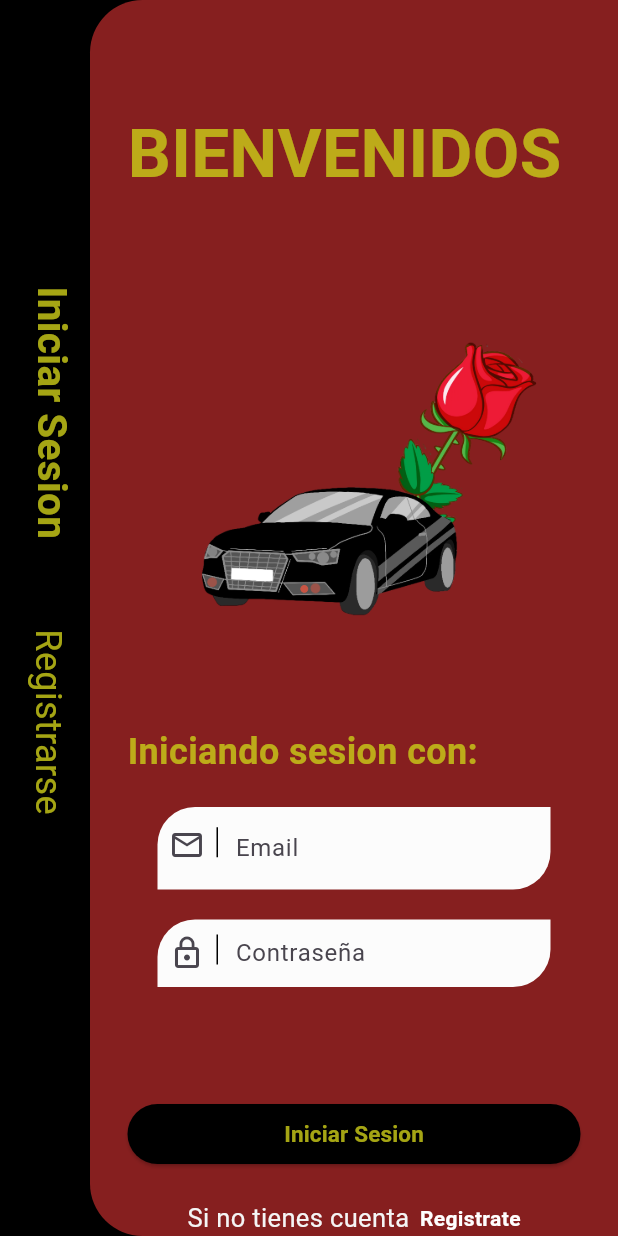
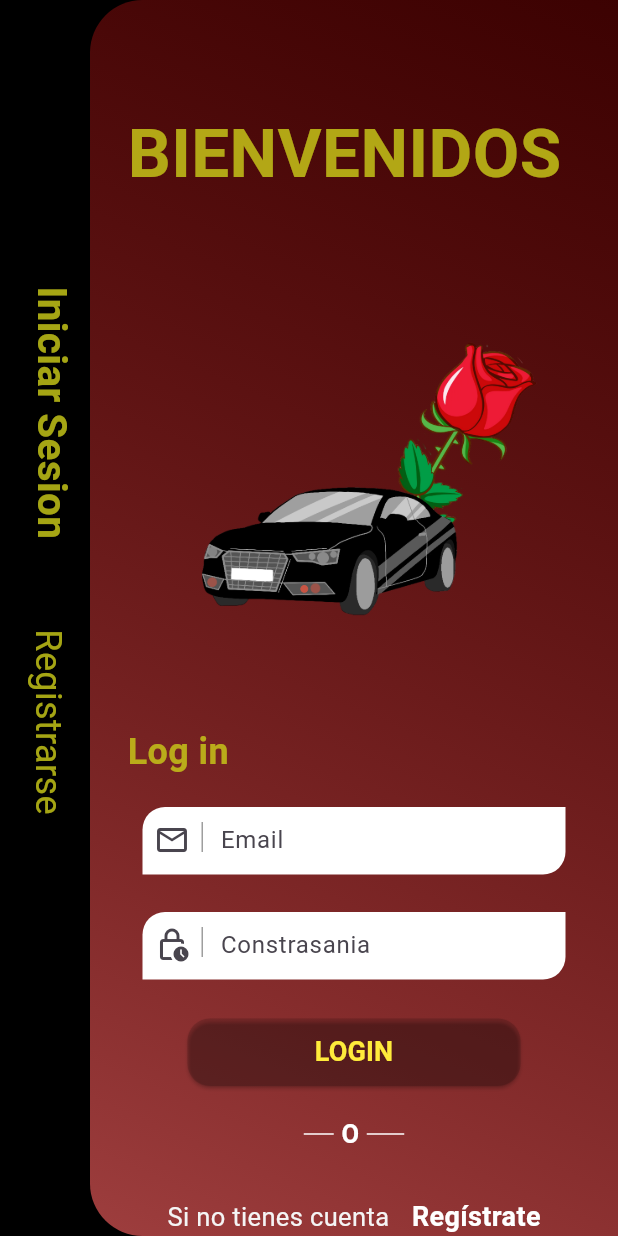
Before and after one commit to VICO3030/LaRosa, a Flutter app: the screen it shows after launch, on a phone screen of 412 x 824 dp. Run offline on Flutter 3.47's test engine with Material 3 defaults, Android fonts, the phone set to English and light mode, and no system bars.

Commit message:
"Comit 1.2"

```diff
--- a/lib/main.dart
+++ b/lib/main.dart
@@ -1,6 +1,7 @@
 import 'package:flutter/material.dart';
 import 'package:indriver_rosa/src/presentation/pages/auth/login/LoginContent.dart';
 import 'package:indriver_rosa/src/presentation/pages/auth/login/LoginPage.dart';
+import 'package:indriver_rosa/src/presentation/pages/auth/register/RegisterPage.dart';
 
 void main() {
   runApp(const MyApp());
@@ -18,7 +19,15 @@ class MyApp extends StatelessWidget { // CLASE PRINCIPAL
         colorScheme: ColorScheme.fromSeed(seedColor: Colors.deepPurple),
         useMaterial3: true,
       ),
-      home: const Loginpage(),
+
+      //para iniciar el principal ruta que va abrir
+      initialRoute: 'login',
+      routes: {
+        'login':(BuildContext  context) => Loginpage(),
+        'register':(BuildContext  context) => RegisterPage(),
+
+      },
+
     );
   }
 }
--- a/lib/src/presentation/pages/auth/login/LoginContent.dart
+++ b/lib/src/presentation/pages/auth/login/LoginContent.dart
@@ -1,11 +1,14 @@
 import 'package:flutter/material.dart';
+import 'package:indriver_rosa/src/presentation/widgets/DefaultButton.dart';
+import 'package:indriver_rosa/src/presentation/widgets/DefaultTextField.dart';
 
 class LoginContent extends StatelessWidget {
   const LoginContent({super.key});
 
  @override
 Widget build(BuildContext context) {
-    return Stack(
+  return Scaffold( // Aseguramos que haya un Scaffold que proporcione un contexto de Material
+    body: Stack(
       children: [
         Container(
           height: MediaQuery.of(context).size.height,
@@ -13,51 +16,38 @@ class LoginContent extends StatelessWidget {
           color: const Color.fromARGB(255, 0, 0, 0),
           padding: EdgeInsets.only(left: 15),
           child: Column(
-            crossAxisAlignment: CrossAxisAlignment.start, //horizontal
-            mainAxisAlignment: MainAxisAlignment.center,  //vertical
+            crossAxisAlignment: CrossAxisAlignment.start,
+            mainAxisAlignment: MainAxisAlignment.center,
             children: [
-              RotatedBox(
-                quarterTurns: 1,
-                child: Text(
-                  'Iniciar Sesion',
-                  style: TextStyle(
-                    color: const Color.fromARGB(211, 200, 200, 24),
-                    fontSize: 27,
-                    fontWeight: FontWeight.bold
-                  ),
-                ),
-              ),
+              _textLoginRotated(),
               SizedBox(height: 60),
-              RotatedBox(
-                quarterTurns: 1,
-                child: Text(
-                  'Registrarse',
-                  style: TextStyle(
-                    color: const Color.fromARGB(211, 200, 200, 24),
-                    fontSize: 24
-                  ),
-                ),
-              ),
+              _textRegisterRotated(context),
               SizedBox(height: 90),
             ],
           ),
         ),
         Container(
-          //height: MediaQuery.of(context).size.height*0.93,
-          //width: MediaQuery.of(context).size.width*0.8,
           margin: EdgeInsets.only(left: 60),
           decoration: BoxDecoration(
-            color: const Color.fromARGB(192, 178, 41, 41),
-            borderRadius: BorderRadius.only(topLeft: Radius.circular(35), bottomLeft: Radius.circular(35))
+            gradient: LinearGradient(
+              begin: Alignment.topRight,
+              end: Alignment.bottomLeft,
+              colors: [
+                Color.fromARGB(137, 112, 3, 3),
+                Color.fromARGB(255, 158, 62, 62),
+              ],
+            ),
+            borderRadius: BorderRadius.only(
+              topLeft: Radius.circular(35),
+              bottomLeft: Radius.circular(35)
+            ),
           ),
           child: Container(
             margin: EdgeInsets.only(left: 25, right: 25),
             child: Column(
               crossAxisAlignment: CrossAxisAlignment.start,
               children: [
-                //EL WELCOME DE LA PANTALLA
                 SizedBox(height: 70),
-                  //EL BACK.... DE LA PANTALLA
                 Text(
                   'BIENVENIDOS',
                   style: TextStyle(
@@ -74,124 +64,136 @@ class LoginContent extends StatelessWidget {
                     height: 350,
                   ),
                 ),
-                //EL LOG IN DE LA PANTALLA
                 Text(
-                  'Iniciando sesion con:',
+                  'Log in',
                   style: TextStyle(
                     fontSize: 24,
                     color: const Color.fromARGB(211, 200, 200, 24),
                     fontWeight: FontWeight.bold
                   ),
                 ),
-                Container(
-                  height: 55,
-                  margin: EdgeInsets.only(top: 20, left: 20, right: 20),
-                  decoration: BoxDecoration(
-                    color: const Color.fromARGB(255, 252, 252, 252),
-                    borderRadius: BorderRadius.only(
-                      topLeft: Radius.circular(25),
-                      bottomRight: Radius.circular(25),
+                 DefaultTextField
+               (
+                text: 'Email',
+               icon: Icons.email_outlined,
+               margin: EdgeInsets.only(top:20, left: 10 , right: 10)
+
+               ),
+               DefaultTextField
+               (text: 'Constrasania',
+                icon: Icons.lock_clock_outlined,
+                 margin: EdgeInsets.only(top:25, left: 10 , right: 10),
+
                 )
+                ,
+                Spacer(),
+                DefaultButton(
+                  text: 'LOGIN',
+                  color: const Color.fromARGB(31, 0, 0, 0),
+                  textColor: Colors.yellow,
+                  onPressed: () {},
                 ),
-                    child: TextFormField(
-                      decoration: InputDecoration(
-                        label: Text('Email'),
-                        border: InputBorder.none,
-                        prefixIcon: Container(
-                          margin: EdgeInsets.only(top: 10),
-                          child: Wrap(
-                            alignment: WrapAlignment.spaceEvenly,
-                            children: [
-                              Icon(
-                                Icons.email_outlined
-                              ),
-                              Container(
-                                height: 20,
-                                width: 1,
-                                color: Colors.black,
-                              )
-                            ]
-                          ),
-                        )
+                _NotienesCuenta(),
+
+                SizedBox(height: 30),
+                _textDontHaveAccount(context),
+              ],
             ),
           ),
         ),
+      ],
+    ),
+  );
+}
+
+Widget _NotienesCuenta(){
+  return  Row(
+    mainAxisAlignment: MainAxisAlignment.center,
+    children: [
       Container(
-                    height: 45,
-                    margin: EdgeInsets.only(top: 20, left: 20, right: 20),
-                    decoration: BoxDecoration(
-                      color: const Color.fromARGB(255, 252, 252, 252),
-                      borderRadius: BorderRadius.only(
-                        topLeft: Radius.circular(25),
-                        bottomRight: Radius.circular(25),
-                      )
+        width: 20,
+        height: 1,
+        color: Colors.white,
+        margin: EdgeInsets.only(right: 5),
       ),
-                    child: TextFormField(
-                      decoration: InputDecoration(
-                        label: Text('Contraseña'),
-                        border: InputBorder.none,
-                        prefixIcon: Container(
-                          margin: EdgeInsets.only(top: 10),
-                          child: Wrap(
-                            alignment: WrapAlignment.spaceEvenly,
-                            children: [
-                              Icon(
-                                Icons.lock_outline
+      Text(
+        'O',
+        style: TextStyle(
+          color: Colors.white,
+          fontWeight: FontWeight.bold,
+          fontSize: 17,
+        ),
       ),
       Container(
-                                height: 20,
-                                width: 1,
-                                color: Colors.black,
-                              )
-                            ]
+        width: 25,
+        height: 1,
+        color: Colors.white,
+        margin: EdgeInsets.only(left: 5),
       ),
-                        )
-                      ),
-                    ),
-                  ),
-                  //BOTON DE INICIAR SESION
-                  Spacer(),
-                  Container(
-                    width: MediaQuery.of(context).size.width,
-                    //alignment: Alignment.center,
-                    margin: EdgeInsets.only(bottom: 20),
-                    child: ElevatedButton(
-                      onPressed: () {},
-                      style: ElevatedButton.styleFrom(
-                        backgroundColor: const Color.fromARGB(255, 0, 0, 0)
-                      ),
+    ],
+  );
+}
+
+
+  Widget _textLoginRotated (){
+    return  RotatedBox(
+                quarterTurns: 1,
                 child: Text(
                   'Iniciar Sesion',
                   style: TextStyle(
                     color: const Color.fromARGB(211, 200, 200, 24),
-                          fontSize: 15,
+                    fontSize: 27,
                     fontWeight: FontWeight.bold
                   ),
-                      )
+                ),
+              );
+  }
+
+  Widget _textRegisterRotated(BuildContext context){
+    return GestureDetector(
+      //METODO ONCLICK
+      onTap: (){
+        Navigator.pushNamed(context, 'register');
+      },
+
+
+      child: RotatedBox(
+        quarterTurns: 1,
+        child: Text(
+          'Registrarse',
+          style: TextStyle(
+            color: const Color.fromARGB(211, 200, 200, 24),
+            fontSize: 24
           ),
         ),
-                  Row(
+      ),
+    );
+}
+
+
+
+Widget  _textDontHaveAccount(BuildContext context){
+    return Row(
         mainAxisAlignment: MainAxisAlignment.center,
         children: [
           Text(
             'Si no tienes cuenta',
             style: TextStyle(
               color: Colors.grey[100],
-                          fontSize: 17
+              fontSize: 17,
             ),
           ),
-                      SizedBox(width: 7),
-                      Text(
-                        'Registrate',
+          SizedBox(width: 15),
+          GestureDetector(
+            onTap: (){
+              Navigator.pushNamed(context, 'register');
+            },
+            child: Text(
+              'Regístrate',
               style: TextStyle(
                 color: Colors.white,
-                          fontWeight: FontWeight.bold
-                        ),
-                      ),
-                    ],
-                  ),
-                  SizedBox(width: 10),
-              ],
+                fontWeight: FontWeight.bold,
+                fontSize: 18
               ),
             ),
           ),
--- a/lib/src/presentation/pages/auth/register/RegisterPage.dart
+++ b/lib/src/presentation/pages/auth/register/RegisterPage.dart
@@ -1,10 +1,13 @@
 import 'package:flutter/material.dart';
+import 'package:indriver_rosa/src/presentation/pages/auth/register/RegisterContent.dart';
 
 class RegisterPage   extends StatelessWidget {
   const RegisterPage  ({super.key});
 
   @override
   Widget build(BuildContext context) {
-    return const Placeholder();
+    return Scaffold(
+      body: RegisterContent(),
+    );
   }
 }
--- a/lib/src/presentation/widgets/DefaultTextField.dart
+++ b/lib/src/presentation/widgets/DefaultTextField.dart
@@ -1,40 +1,50 @@
 import 'package:flutter/material.dart';
 
 class DefaultTextField extends StatelessWidget {
-  final String text; // Requerido
-  final IconData icon; // Requerido
-  final EdgeInsetsGeometry? margin; // Opcional
-  final Function(String text)? onChanged; // Opcional
-  final String? Function(String?)? validator; // Opcional
+  String text;
+  IconData icon;
+  EdgeInsetsGeometry margin;
 
   DefaultTextField({
     required this.text,
     required this.icon,
-    this.onChanged,
-    this.validator,
-    this.margin = const EdgeInsets.only(top: 50, left: 20, right: 20), // Margen opcional
+    this.margin= const EdgeInsets.only(top: 50, left: 20, right: 20),
   });
 
   @override
   Widget build(BuildContext context) {
     return Container(
-      height: 50,
+      height: 45,
       margin: margin,
+      decoration: BoxDecoration(
+        color: Colors.white,
+        borderRadius: BorderRadius.only(
+          topLeft: Radius.circular(15),
+          bottomRight: Radius.circular(15),
+        ),
+      ), // BoxDecoration
       child: TextFormField(
-        onChanged: onChanged,
-        style: TextStyle(fontSize: 17),
-        validator: validator,
         decoration: InputDecoration(
-          label: Text(
-            text,
-            style: TextStyle(fontSize: 13),
-          ),
-          border: OutlineInputBorder(
-            borderRadius: BorderRadius.circular(15),
-          ),
-          prefixIcon: Icon(icon),
-        ),
-      ),
-    );
+          label: Text(text),
+          border: InputBorder.none,
+          prefixIcon: Container(
+            margin: EdgeInsets.only(top: 10),
+            child: Wrap(
+              alignment: WrapAlignment.spaceEvenly,
+              children: [
+                Icon(
+                  icon,
+                ), // Icon
+                Container(
+                  height: 20,
+                  width: 1,
+                  color: Colors.grey,
+                ),
+              ],
+            ),
+          ), // Container
+        ), // InputDecoration
+      ), // TextFormField
+    ); // Container
   }
 }
```
Also changed, not shown: lib/src/presentation/pages/auth/register/RegisterContent.dart (+88 -20 lines). Lines whose indentation alone changed are shown as unchanged.
